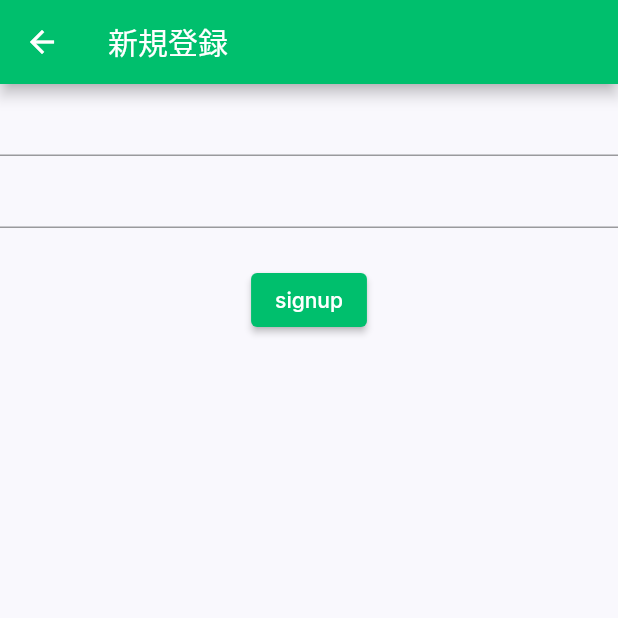
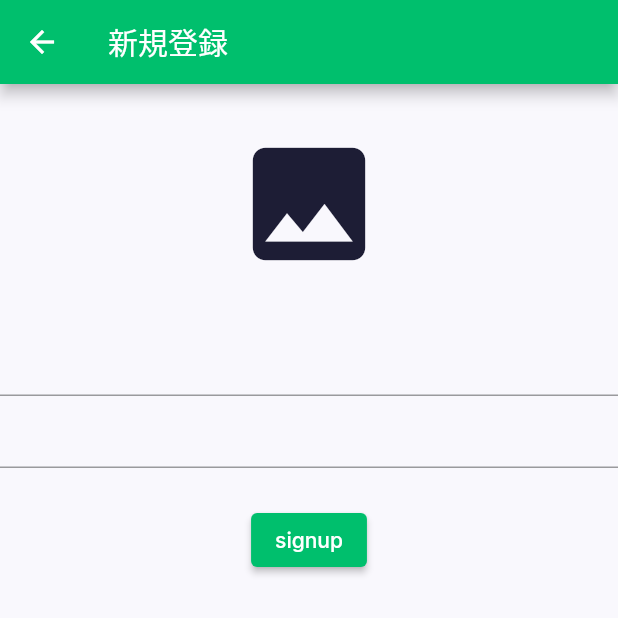
Before and after one commit to Nekoyama141592/whisper, a Flutter app: the SignupPage screen opened directly, on a phone screen of 412 x 824 dp, the top half of it. Run offline on Flutter 3.47's test engine with Material 2 defaults, Android fonts, the light colour scheme and no system bars; our stand-ins replace audio_video_progress_bar, cloud_firestore, firebase_auth, firebase_core, firebase_storage, flutter_riverpod and 4 more; missing offline and left inert: flutter_audio_recorder2; accounts and stored records are empty.

Commit message:
add_image

```diff
--- a/lib/auth/signup/signup_page.dart
+++ b/lib/auth/signup/signup_page.dart
@@ -10,12 +10,26 @@ class SignupPage extends ConsumerWidget {
     final _signupProvider = watch(signupProvider);
     final emailInputController = TextEditingController();
     final passwordInputController = TextEditingController();
-    return Scaffold(
+    return Stack(
+      children: [
+        Scaffold(
           appBar: AppBar(
             title: Text('新規登録'),
           ),
           body: Column(
             children: [
+              InkWell(
+                child: Container(
+                  width: 100,
+                  height: 160,
+                  child: _signupProvider.xfile != null ?
+                  Image.file(_signupProvider.imageFile)
+                  : Icon(Icons.image, size: 100,),
+                ),
+                onTap: () async {
+                  await _signupProvider.showImagePicker();
+                },
+              ),
               TextField(
                 controller: emailInputController,
                 onChanged: (text) {
@@ -41,6 +55,14 @@ class SignupPage extends ConsumerWidget {
               ),
             ]
           ),
+        ),
+        _signupProvider.isLoading ?
+        Container(
+          color: Colors.grey.withOpacity(0.7),
+          child: Center(child: CircularProgressIndicator(),),
+        )
+        : SizedBox()
+      ],
     );
   }
 }
--- a/pubspec.yaml
+++ b/pubspec.yaml
@@ -40,6 +40,7 @@ dependencies:
   just_audio: ^0.9.7
   pull_to_refresh: ^2.0.0
   audio_video_progress_bar: ^0.9.0
+  image_picker: ^0.8.3+3
 
 dev_dependencies:
   flutter_test:
```
Also changed, not shown: lib/auth/signup/signup_model.dart (+50 -0 lines), pubspec.lock. Lines whose indentation alone changed are shown as unchanged.
